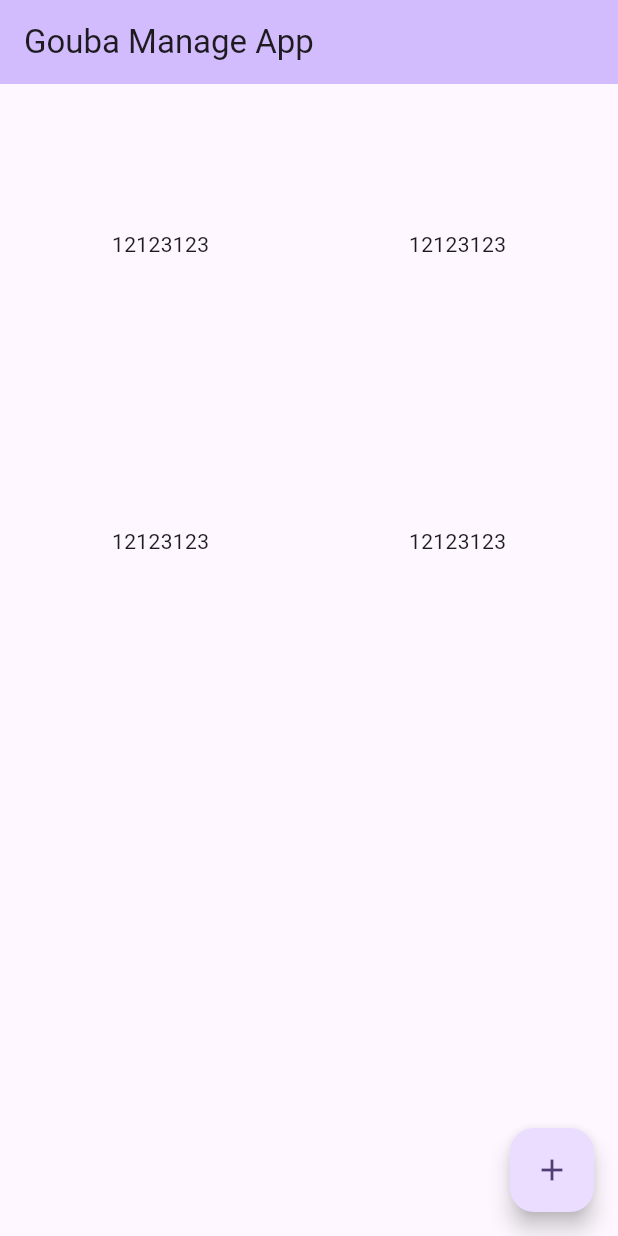
After one commit to home-of-awefeng/gouba-manage-app, a Flutter app: the screen it shows after launch, on a phone screen of 412 x 824 dp. The commit adds this screen. Run offline on Flutter 3.47's test engine with Material 2 defaults, Android fonts, the phone set to English and light mode, and no system bars.

Commit message:
[init]: add routes, pages

```diff
--- a/lib/main.dart
+++ b/lib/main.dart
@@ -1,4 +1,10 @@
 import 'package:flutter/material.dart';
+import 'package:shop_app/navigation/routes.dart';
+import 'package:shop_app/views/home-view.dart';
+import 'package:shop_app/views/order-management/order-management-view.dart';
+import 'package:shop_app/views/product-management/product-management-view.dart';
+import 'package:shop_app/views/resource-management/resource-management-view.dart';
+
 
 void main() {
   runApp(const MyApp());
@@ -11,115 +17,17 @@ class MyApp extends StatelessWidget {
   @override
   Widget build(BuildContext context) {
     return MaterialApp(
-      title: 'Flutter Demo',
+      title: 'Gouba Manage App',
       theme: ThemeData(
-        // This is the theme of your application.
-        //
-        // TRY THIS: Try running your application with "flutter run". You'll see
-        // the application has a blue toolbar. Then, without quitting the app,
-        // try changing the seedColor in the colorScheme below to Colors.green
-        // and then invoke "hot reload" (save your changes or press the "hot
-        // reload" button in a Flutter-supported IDE, or press "r" if you used
-        // the command line to start the app).
-        //
-        // Notice that the counter didn't reset back to zero; the application
-        // state is not lost during the reload. To reset the state, use hot
-        // restart instead.
-        //
-        // This works for code too, not just values: Most code changes can be
-        // tested with just a hot reload.
         colorScheme: ColorScheme.fromSeed(seedColor: Colors.deepPurple),
         useMaterial3: true,
       ),
-      home: const MyHomePage(title: 'Flutter Demo Home Page'),
+      routes: {
+        Routes.productManagement: (context) => const ProductManagementView(title: 'ProductManagementView'),
+        Routes.orderManagement: (context) => const OrderManagementView(title: 'OrderManagementView'),
+        Routes.resourceManagement: (context) => const ResourceManagementView(title: 'ResourceManagementView'),
+        Routes.root: (context) => const HomeView(title: 'Gouba Manage App')
+      },
     );
   }
 }
-
-class MyHomePage extends StatefulWidget {
-  const MyHomePage({super.key, required this.title});
-
-  // This widget is the home page of your application. It is stateful, meaning
-  // that it has a State object (defined below) that contains fields that affect
-  // how it looks.
-
-  // This class is the configuration for the state. It holds the values (in this
-  // case the title) provided by the parent (in this case the App widget) and
-  // used by the build method of the State. Fields in a Widget subclass are
-  // always marked "final".
-
-  final String title;
-
-  @override
-  State<MyHomePage> createState() => _MyHomePageState();
-}
-
-class _MyHomePageState extends State<MyHomePage> {
-  int _counter = 0;
-
-  void _incrementCounter() {
-    setState(() {
-      // This call to setState tells the Flutter framework that something has
-      // changed in this State, which causes it to rerun the build method below
-      // so that the display can reflect the updated values. If we changed
-      // _counter without calling setState(), then the build method would not be
-      // called again, and so nothing would appear to happen.
-      _counter++;
-    });
-  }
-
-  @override
-  Widget build(BuildContext context) {
-    // This method is rerun every time setState is called, for instance as done
-    // by the _incrementCounter method above.
-    //
-    // The Flutter framework has been optimized to make rerunning build methods
-    // fast, so that you can just rebuild anything that needs updating rather
-    // than having to individually change instances of widgets.
-    return Scaffold(
-      appBar: AppBar(
-        // TRY THIS: Try changing the color here to a specific color (to
-        // Colors.amber, perhaps?) and trigger a hot reload to see the AppBar
-        // change color while the other colors stay the same.
-        backgroundColor: Theme.of(context).colorScheme.inversePrimary,
-        // Here we take the value from the MyHomePage object that was created by
-        // the App.build method, and use it to set our appbar title.
-        title: Text(widget.title),
-      ),
-      body: Center(
-        // Center is a layout widget. It takes a single child and positions it
-        // in the middle of the parent.
-        child: Column(
-          // Column is also a layout widget. It takes a list of children and
-          // arranges them vertically. By default, it sizes itself to fit its
-          // children horizontally, and tries to be as tall as its parent.
-          //
-          // Column has various properties to control how it sizes itself and
-          // how it positions its children. Here we use mainAxisAlignment to
-          // center the children vertically; the main axis here is the vertical
-          // axis because Columns are vertical (the cross axis would be
-          // horizontal).
-          //
-          // TRY THIS: Invoke "debug painting" (choose the "Toggle Debug Paint"
-          // action in the IDE, or press "p" in the console), to see the
-          // wireframe for each widget.
-          mainAxisAlignment: MainAxisAlignment.center,
-          children: <Widget>[
-            const Text(
-              'You have pushed the button this many times:',
-            ),
-            Text(
-              '$_counter',
-              style: Theme.of(context).textTheme.headlineMedium,
-            ),
-          ],
-        ),
-      ),
-      floatingActionButton: FloatingActionButton(
-        onPressed: _incrementCounter,
-        tooltip: 'Increment',
-        child: const Icon(Icons.add),
-      ), // This trailing comma makes auto-formatting nicer for build methods.
-    );
-  }
-}
--- /dev/null
+++ b/lib/navigation/routes.dart
@@ -0,0 +1,6 @@
+class Routes {
+  static const String root = '/';
+  static const String productManagement = '/product-management';
+  static const String orderManagement = '/order-management';
+  static const String resourceManagement = '/resource-management';
+}
--- /dev/null
+++ b/lib/views/home-view.dart
@@ -0,0 +1,43 @@
+import 'package:flutter/material.dart';
+
+class HomeView extends StatefulWidget {
+  const HomeView({super.key, required this.title});
+  final String title;
+
+  @override
+  State<HomeView> createState() => _HomeViewState();
+}
+
+class _HomeViewState extends State<HomeView> {
+  @override
+  Widget build(BuildContext context) {
+    return Scaffold(
+      appBar: AppBar(
+        backgroundColor: Theme.of(context).colorScheme.inversePrimary,
+        title: Text(widget.title),
+      ),
+      body: GridView.count(
+        crossAxisCount: 2,
+        padding: const EdgeInsets.all(16),
+        mainAxisSpacing: 16,
+        crossAxisSpacing: 16,
+        children: _buildGridTileList(4),
+      ),
+      floatingActionButton: FloatingActionButton(
+        onPressed: () => {},
+        tooltip: 'Increment',
+        child: const Icon(Icons.add),
+      ), // This trailing comma makes auto-formatting nicer for build methods.
+    );
+  }
+}
+
+
+List<Container> _buildGridTileList(int count) => List.generate(
+    count, (i) => Container(
+    padding: const EdgeInsets.all(6),
+    child:
+      const Center(
+        child: Text('12123123'),
+      )
+));
```
Also changed, not shown: lib/views/order-management/order-management-view.dart (added, +48 -0 lines), lib/views/product-management/product-management-view.dart (added, +48 -0 lines), lib/views/resource-management/resource-management-view.dart (added, +48 -0 lines).
